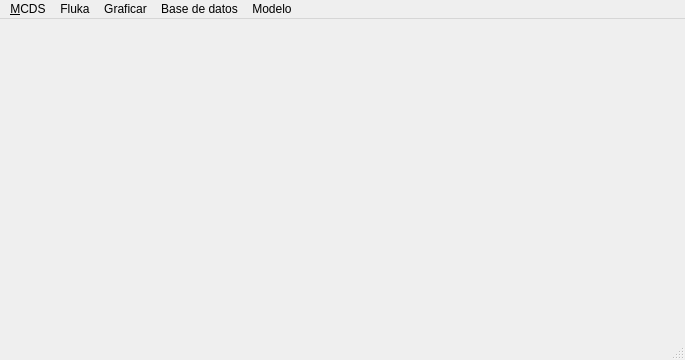
mpvalen/interfaz_grafica_adn, file INTERFAZ/ventana_principal.ui: the form before one commit.
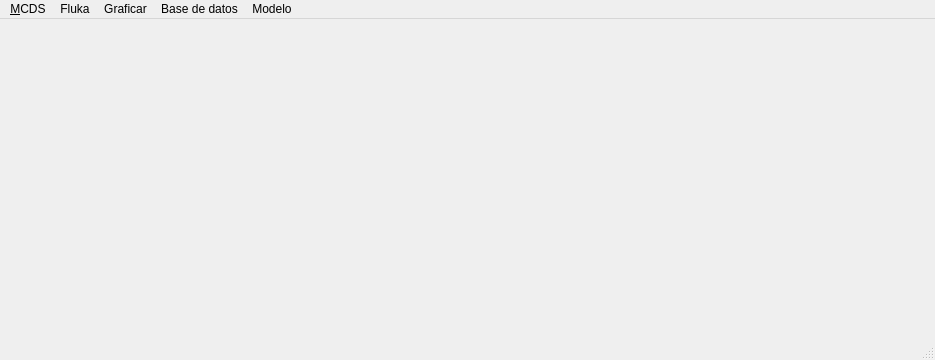
The form after the commit.

Commit message: update pestaña bases de datos

Patch:
```diff
--- a/INTERFAZ/ventana_principal.ui
+++ b/INTERFAZ/ventana_principal.ui
@@ -2,11 +2,14 @@
 <ui version="4.0">
  <class>MainWindow</class>
  <widget class="QMainWindow" name="MainWindow">
+  <property name="enabled">
+   <bool>true</bool>
+  </property>
   <property name="geometry">
    <rect>
     <x>0</x>
     <y>0</y>
-    <width>685</width>
+    <width>935</width>
     <height>360</height>
    </rect>
   </property>
@@ -19,7 +22,7 @@
     <rect>
      <x>0</x>
      <y>0</y>
-     <width>685</width>
+     <width>935</width>
      <height>22</height>
     </rect>
    </property>
```
The commit also changes 1 other file.
